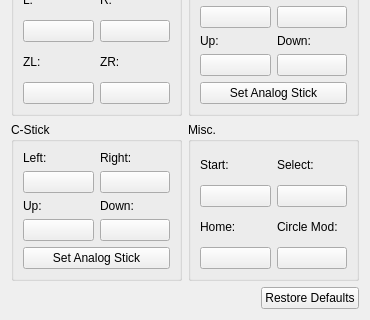
The window that src/citra_qt/configuration/configure_input.ui (PabloMK7/citra) describes before a commit, drawn with Qt 5; both pictures show x 0 to 370 and y 214 to 534 of the 370 by 534 pixel window.
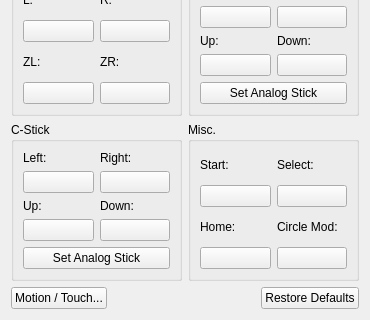
The same window after the commit.

Commit message: citra_qt: add motion/touch config

What changed in the file:
```diff
--- a/src/citra_qt/configuration/configure_input.ui
+++ b/src/citra_qt/configuration/configure_input.ui
@@ -556,6 +556,34 @@
    </item>
    <item>
     <layout class="QHBoxLayout" name="horizontalLayout">
+     <item>
+      <widget class="QPushButton" name="buttonMotionTouch">
+       <property name="sizePolicy">
+        <sizepolicy hsizetype="Minimum" vsizetype="Fixed">
+         <horstretch>0</horstretch>
+         <verstretch>0</verstretch>
+        </sizepolicy>
+       </property>
+       <property name="sizeIncrement">
+        <size>
+         <width>0</width>
+         <height>0</height>
+        </size>
+       </property>
+       <property name="baseSize">
+        <size>
+         <width>0</width>
+         <height>0</height>
+        </size>
+       </property>
+       <property name="layoutDirection">
+        <enum>Qt::LeftToRight</enum>
+       </property>
+       <property name="text">
+        <string>Motion / Touch...</string>
+       </property>
+      </widget>
+     </item>
      <item>
       <spacer name="horizontalSpacer">
        <property name="orientation">
```
The commit also changes 5 other files.
